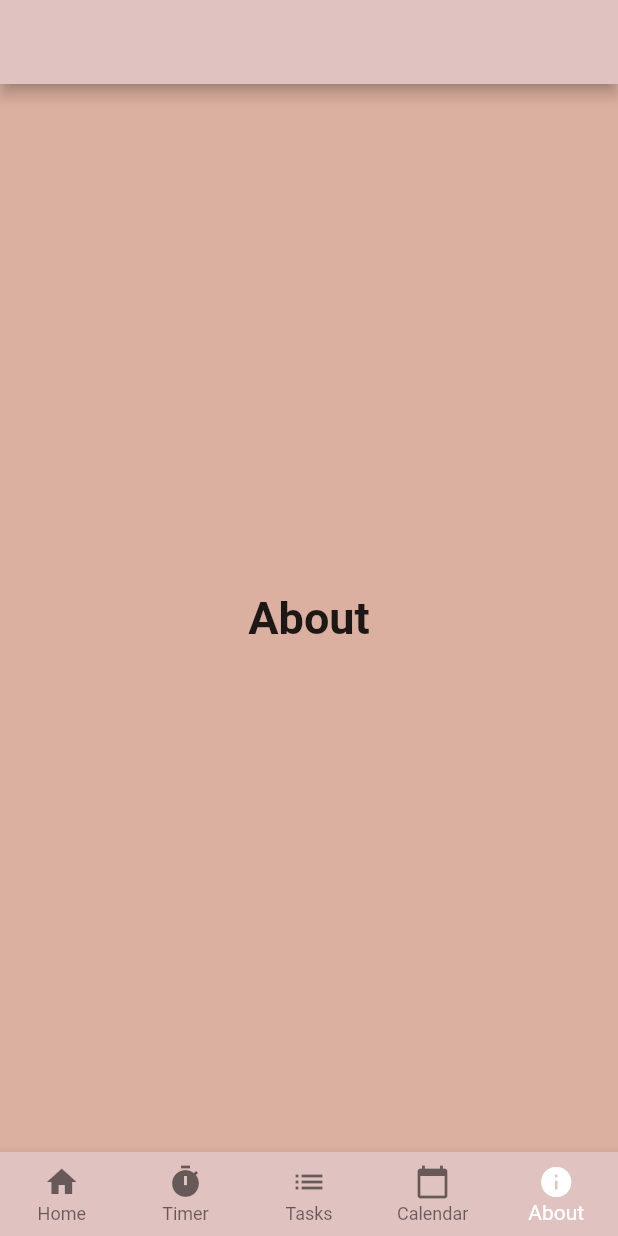
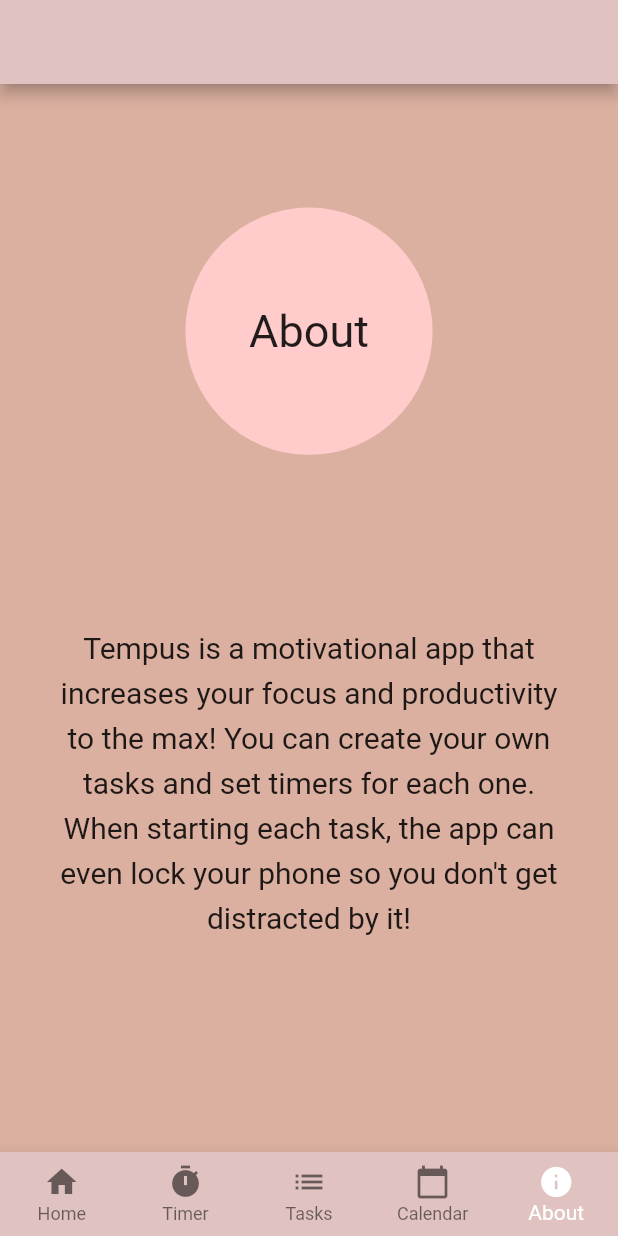
Before and after one commit to samderanova/tempus, a Flutter app: the screen it shows after launch, item 5 of the bottom bar chosen, on a phone screen of 412 x 824 dp. Run offline on Flutter 3.47's test engine with Material 2 defaults, Android fonts, the phone set to English and light mode, and no system bars; our stand-ins replace shared_preferences.

Commit message:
added about page, started tasks page

```diff
--- a/lib/about.dart
+++ b/lib/about.dart
@@ -0,0 +1,38 @@
+import 'package:flutter/material.dart';
+
+class About extends StatelessWidget {
+  @override
+  Widget build(BuildContext context) {
+    return Column(
+      children: [
+        Container(
+          child: Text(
+            "About",
+            style: TextStyle(
+              fontSize: 30,
+            ),
+          ),
+          decoration: new BoxDecoration(
+            color: Color(0xffffcccb),
+            shape: BoxShape.circle,
+          ),
+          height: MediaQuery.of(context).size.height / 2.5,
+          width: MediaQuery.of(context).size.width / 2.5,
+          alignment: Alignment.center,
+        ),
+        Container(
+          alignment: Alignment.center,
+          child: Padding(
+            child: Text(
+              "Tempus is a motivational app that increases your focus and productivity to the max! You can create your own tasks and set timers for each one. When starting each task, the app can even lock your phone so you don't get distracted by it!",
+              style: TextStyle(fontSize: 20, height: 1.5),
+              textAlign: TextAlign.center,
+            ),
+            padding: EdgeInsets.all(30),
+          ),
+        )
+      ],
+      mainAxisSize: MainAxisSize.max,
+    );
+  }
+}
--- a/lib/main.dart
+++ b/lib/main.dart
@@ -1,4 +1,5 @@
 import 'package:flutter/material.dart';
+import './about.dart';
 
 void main() {
   runApp(MyApp());
@@ -34,7 +35,7 @@ class _MyHomePageState extends State<MyHomePage> {
   int _selectedIndex = 0;
   static const TextStyle optionStyle =
       TextStyle(fontSize: 30, fontWeight: FontWeight.bold);
-  static const List<Widget> _widgetOptions = <Widget>[
+  List<Widget> _widgetOptions = <Widget>[
     Text(
       'Home',
       style: optionStyle,
@@ -51,10 +52,7 @@ class _MyHomePageState extends State<MyHomePage> {
       'Calendar',
       style: optionStyle,
     ),
-    Text(
-      'About',
-      style: optionStyle,
-    ),
+    About(),
   ];
 
   void _onItemTapped(int index) {
--- a/lib/tasks.dart
+++ b/lib/tasks.dart
@@ -0,0 +1,23 @@
+import 'package:flutter/material.dart';
+import 'package:shared_preferences/shared_preferences.dart';
+
+class Tasks extends StatefulWidget {
+  @override
+  _TasksState createState() => _TasksState();
+}
+
+class _TasksState extends State<Tasks> {
+  Future<SharedPreferences> prefs = SharedPreferences.getInstance();
+
+  @override
+  void initState() {
+    super.initState();
+  }
+
+  @override
+  Widget build(BuildContext context) {
+    return Column(
+      children: [],
+    );
+  }
+}
--- a/pubspec.yaml
+++ b/pubspec.yaml
@@ -28,6 +28,7 @@ dependencies:
   # The following adds the Cupertino Icons font to your application.
   # Use with the CupertinoIcons class for iOS style icons.
   cupertino_icons: ^1.0.2
+  shared_preferences: ^2.0.5
 
 dev_dependencies:
   flutter_test:
```
Also changed, not shown: pubspec.lock.
